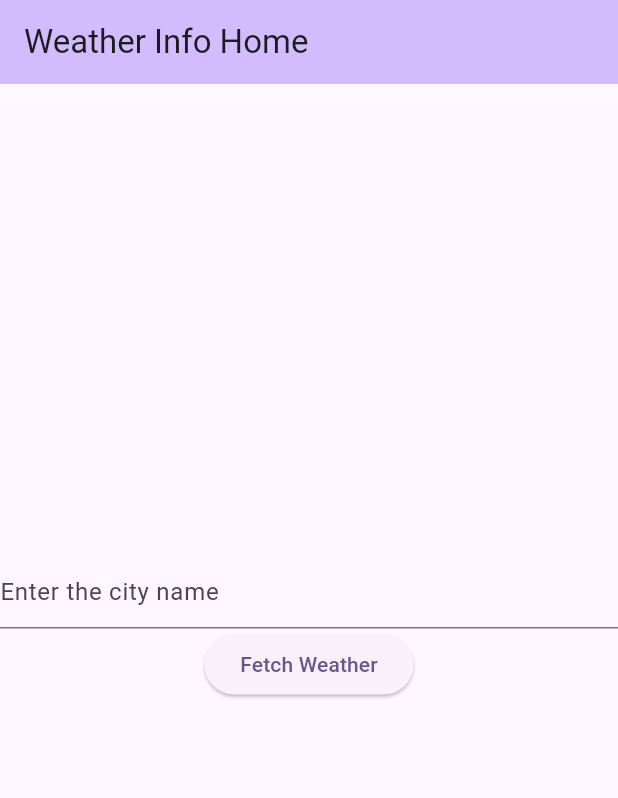
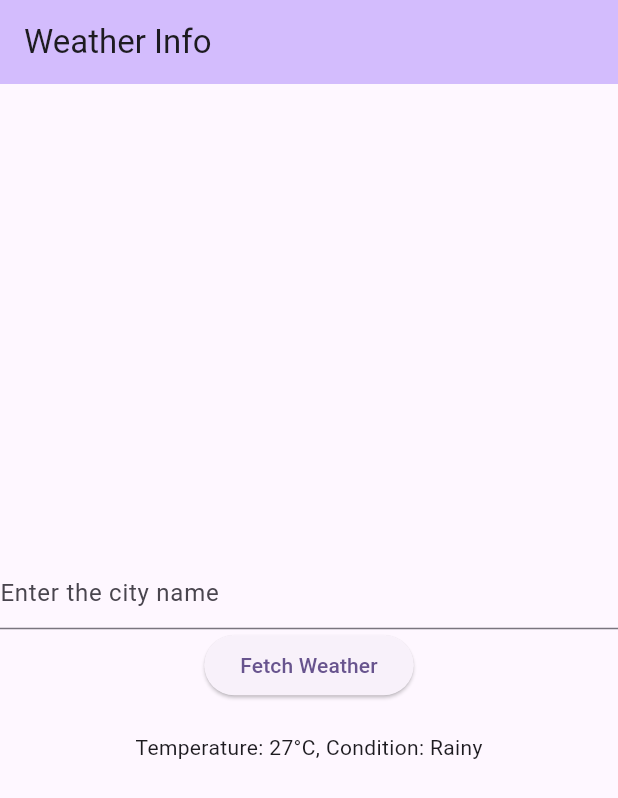
Before and after one commit to Vrutik2/weather_info_app, a Flutter app: the screen it shows after launch, after a tap on "Fetch Weather", on a phone screen of 412 x 824 dp. Shown: the top 798 px of the screen. Run offline on Flutter 3.47's test engine with Material 3 defaults, Android fonts, the phone set to English and light mode, and no system bars.

Commit message:
Simulated weather data for input city

```diff
--- a/lib/main.dart
+++ b/lib/main.dart
@@ -1,4 +1,5 @@
 import 'package:flutter/material.dart';
+import 'dart:math';
 
 void main() {
   runApp(const MyApp());
@@ -15,7 +16,7 @@ class MyApp extends StatelessWidget {
         colorScheme: ColorScheme.fromSeed(seedColor: Colors.deepPurple),
         useMaterial3: true,
       ),
-      home: const MyHomePage(title: 'Weather Info Home'),
+      home: const MyHomePage(title: 'Weather Info'),
     );
   }
 }
@@ -30,13 +31,24 @@ class MyHomePage extends StatefulWidget {
 }
 
 class _HomePageState extends State<MyHomePage> {
-  final TextEditingController _controller = TextEditingController(); // Fix variable naming
+  final TextEditingController _controller =
+      TextEditingController(); // Fix variable naming
   String _cityName = '';
   String _weatherInfo = '';
 
-void _fetchWeather() {
+  void _fetchWeather() {
+    final Random random = Random();
+    final int temperature = random.nextInt(16) +
+        15; // Generates random temperature between 15 and 30
+    final List<String> conditions = ['Sunny', 'Cloudy', 'Rainy'];
+    final String condition = conditions[random
+        .nextInt(conditions.length)]; // Randomly selects a weather condition
 
-}
+    setState(() {
+      _cityName = _controller.text;
+      _weatherInfo = 'Temperature: $temperature°C, Condition: $condition';
+      });
+  }
 
   @override
   Widget build(BuildContext context) {
@@ -63,7 +75,6 @@ void _fetchWeather() {
             Text(_weatherInfo),
           ],
         ),
-
       ),
     );
   }
```
